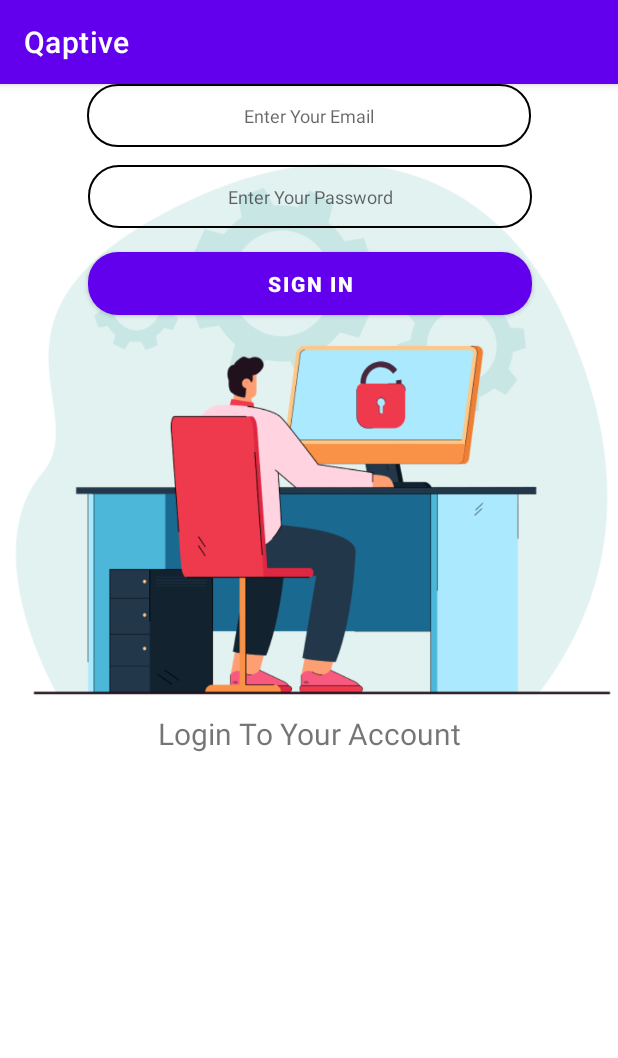
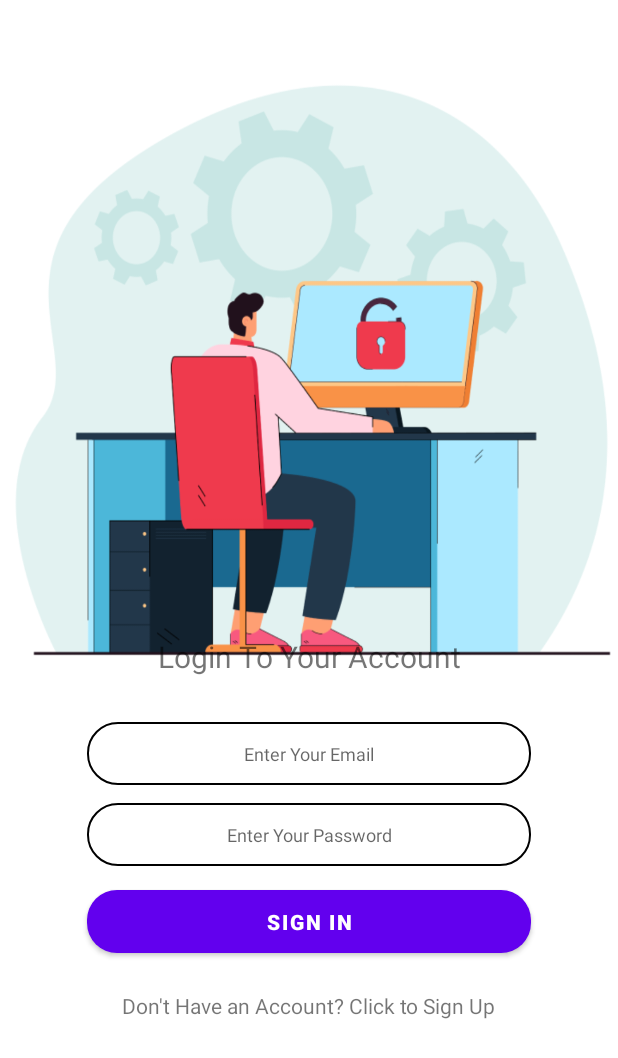
Before and after one commit to ananduremanan/Qaptive, an Android app: the SigninActivity screen opened directly, with no data from a screen before it, on a phone screen of 412 x 824 dp. Shown: the top 1058 px of the screen. Run offline under Robolectric (Android 15) with nearby library versions, the phone set to English and light mode, and no system bars.

Commit message:
Sign Up Activity Added

```diff
--- a/app/src/main/res/layout/activity_homeactivity.xml
+++ b/app/src/main/res/layout/activity_homeactivity.xml
@@ -4,7 +4,7 @@
     xmlns:tools="http://schemas.android.com/tools"
     android:layout_width="match_parent"
     android:layout_height="match_parent"
-    android:background="@drawable/Home"
+    android:background="@drawable/home"
     tools:context=".homeactivity">
 
 
--- a/app/src/main/res/layout/activity_signin.xml
+++ b/app/src/main/res/layout/activity_signin.xml
@@ -4,18 +4,17 @@
     xmlns:tools="http://schemas.android.com/tools"
     android:layout_width="match_parent"
     android:layout_height="match_parent"
-    android:background="@drawable/Login"
+    android:background="@drawable/login"
     tools:context=".SigninActivity">
 
     <TextView
         android:id="@+id/textView"
         android:layout_width="wrap_content"
         android:layout_height="wrap_content"
-        android:layout_marginTop="419dp"
+        android:layout_marginTop="424dp"
         android:text="Login To Your Account"
         android:textSize="20sp"
         app:layout_constraintEnd_toEndOf="parent"
-        app:layout_constraintHorizontal_bias="0.5"
         app:layout_constraintStart_toStartOf="parent"
         app:layout_constraintTop_toTopOf="parent" />
 
@@ -23,6 +22,7 @@
         android:id="@+id/emailsignin"
         android:layout_width="296dp"
         android:layout_height="42dp"
+        android:layout_marginTop="30dp"
         android:background="@drawable/edit_shape"
         android:ems="10"
         android:hint="Enter Your Email"
@@ -32,7 +32,7 @@
         app:layout_constraintEnd_toEndOf="parent"
         app:layout_constraintHorizontal_bias="0.5"
         app:layout_constraintStart_toStartOf="parent"
-        tools:layout_editor_absoluteY="476dp" />
+        app:layout_constraintTop_toBottomOf="@+id/textView" />
 
     <EditText
         android:id="@+id/passwordsignin"
@@ -46,7 +46,7 @@
         android:textAlignment="center"
         android:textSize="12sp"
         app:layout_constraintEnd_toEndOf="parent"
-        app:layout_constraintHorizontal_bias="0.504"
+        app:layout_constraintHorizontal_bias="0.5"
         app:layout_constraintStart_toStartOf="parent"
         app:layout_constraintTop_toBottomOf="@+id/emailsignin" />
 
@@ -59,8 +59,19 @@
         android:text="Sign In"
         android:textStyle="bold"
         app:layout_constraintEnd_toEndOf="parent"
-        app:layout_constraintHorizontal_bias="0.504"
+        app:layout_constraintHorizontal_bias="0.5"
         app:layout_constraintStart_toStartOf="parent"
         app:layout_constraintTop_toBottomOf="@+id/passwordsignin" />
 
+    <TextView
+        android:id="@+id/textView2"
+        android:layout_width="wrap_content"
+        android:layout_height="wrap_content"
+        android:layout_marginTop="25dp"
+        android:text="Don't Have an Account? Click to Sign Up"
+        app:layout_constraintEnd_toEndOf="parent"
+        app:layout_constraintHorizontal_bias="0.5"
+        app:layout_constraintStart_toStartOf="parent"
+        app:layout_constraintTop_toBottomOf="@+id/signinbtn" />
+
 </androidx.constraintlayout.widget.ConstraintLayout>
--- a/app/src/main/res/values-night/themes.xml
+++ b/app/src/main/res/values-night/themes.xml
@@ -1,6 +1,6 @@
 <resources xmlns:tools="http://schemas.android.com/tools">
     <!-- Base application theme. -->
-    <style name="Theme.Qaptive" parent="Theme.MaterialComponents.DayNight.DarkActionBar">
+    <style name="Theme.Qaptive" parent="Theme.MaterialComponents.DayNight.NoActionBar">
         <!-- Primary brand color. -->
         <item name="colorPrimary">@color/purple_200</item>
         <item name="colorPrimaryVariant">@color/purple_700</item>
--- a/app/src/main/res/values/themes.xml
+++ b/app/src/main/res/values/themes.xml
@@ -1,6 +1,6 @@
 <resources xmlns:tools="http://schemas.android.com/tools">
     <!-- Base application theme. -->
-    <style name="Theme.Qaptive" parent="Theme.MaterialComponents.DayNight.DarkActionBar">
+    <style name="Theme.Qaptive" parent="Theme.MaterialComponents.DayNight.NoActionBar">
         <!-- Primary brand color. -->
         <item name="colorPrimary">@color/purple_500</item>
         <item name="colorPrimaryVariant">@color/purple_700</item>
```
Also changed, not shown: app/src/main/java/com/example/qaptive/MainActivity.java (+93 -0 lines), app/src/main/res/layout/activity_main.xml (+12 -2 lines), app/src/main/res/drawable/home.png (renamed from app/src/main/res/drawable/Home.png), app/src/main/res/drawable/login.png (renamed from app/src/main/res/drawable/Login.png), app/src/main/res/drawable/splash.png (renamed from app/src/main/res/drawable/Splash.png).
